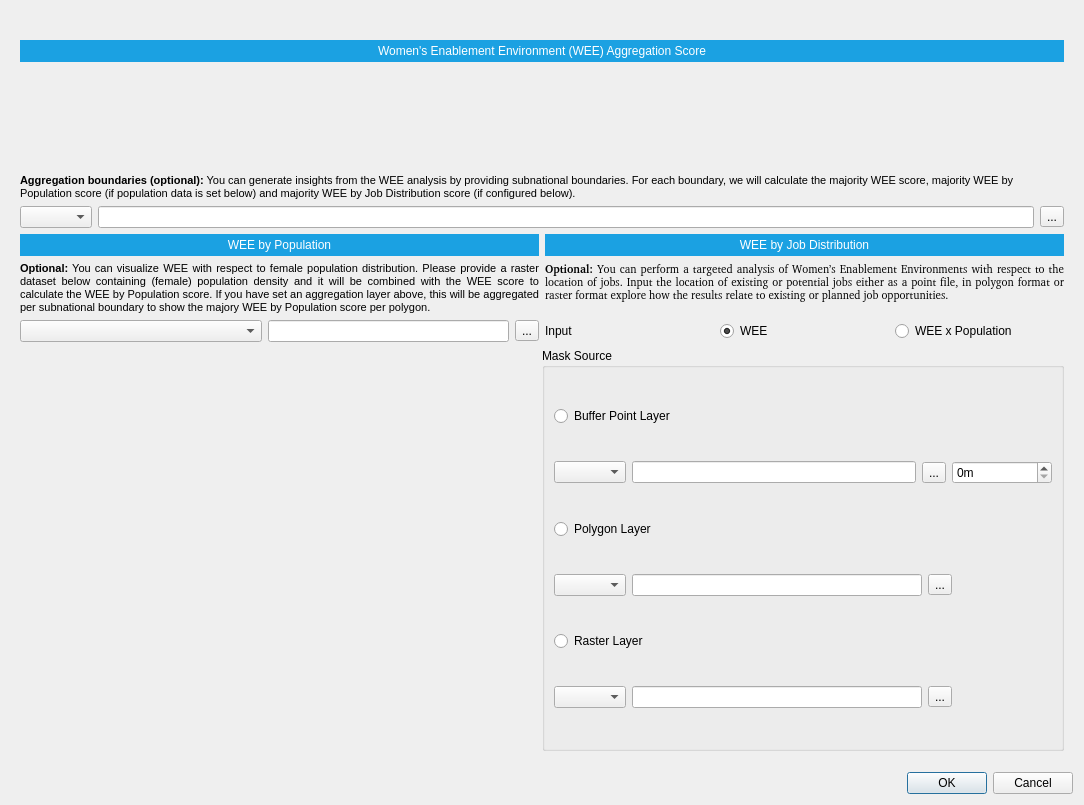
Old version of the form geest/ui/analysis_dialog_base.ui in the repository worldbank/GEEST.
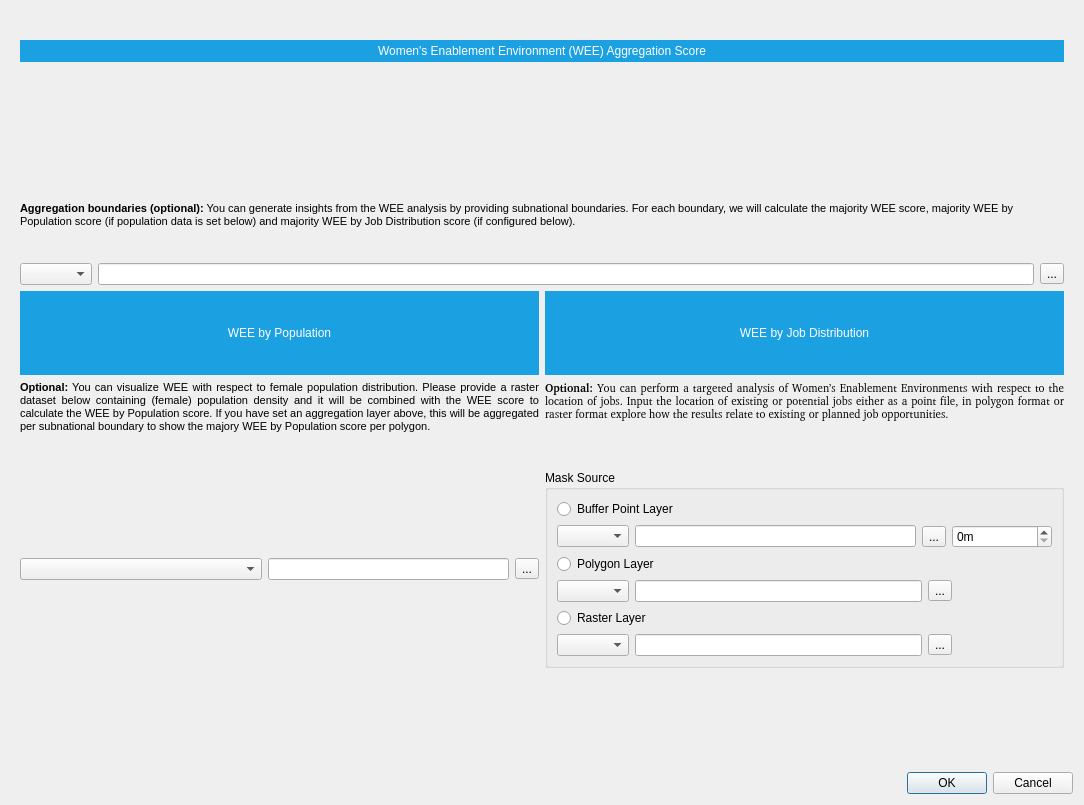
New version of the form. Icons and pictures are not drawn. Custom widgets are drawn as their Qt base class.

Commit message: WIP to resize elements based on panel width

The edit to the form file:
```diff
--- a/geest/ui/analysis_dialog_base.ui
+++ b/geest/ui/analysis_dialog_base.ui
@@ -40,12 +40,12 @@
        <rect>
         <x>0</x>
         <y>0</y>
-        <width>1072</width>
-        <height>671</height>
+        <width>1066</width>
+        <height>673</height>
        </rect>
       </property>
       <layout class="QGridLayout" name="gridLayout">
-       <item row="0" column="0">
+       <item row="0" column="0" colspan="2">
         <layout class="QGridLayout" name="wee_layout">
          <item row="0" column="0">
           <widget class="QLabel" name="wee_title">
@@ -98,7 +98,7 @@
          </item>
         </layout>
        </item>
-       <item row="1" column="0">
+       <item row="1" column="0" colspan="2">
         <widget class="QLabel" name="aggregation_description">
          <property name="text">
           <string>&lt;html&gt;&lt;head/&gt;&lt;body&gt;&lt;p&gt;&lt;span style=&quot; font-size:8pt; font-weight:600;&quot;&gt;Aggregation boundaries (optional):&lt;/span&gt;&lt;span style=&quot; font-size:8pt;&quot;&gt; You can generate insights from the WEE analysis by providing subnational boundaries. For each boundary, we will calculate the majority WEE score, majority WEE by Population score (if population data is set below) and majority WEE by Job Distribution score (if configured below).&lt;/span&gt;&lt;/p&gt;&lt;/body&gt;&lt;/html&gt;</string>
@@ -108,7 +108,7 @@
          </property>
         </widget>
        </item>
-       <item row="2" column="0">
+       <item row="2" column="0" colspan="2">
         <layout class="QHBoxLayout" name="horizontalLayout">
          <item>
           <widget class="QgsMapLayerComboBox" name="aggregation_combo"/>
@@ -125,7 +125,7 @@
          </item>
         </layout>
        </item>
-       <item row="3" column="0">
+       <item row="3" column="0" colspan="2">
         <layout class="QHBoxLayout" name="horizontalLayout_5">
          <item>
           <widget class="QLabel" name="wee_x_population_title">
@@ -183,7 +183,7 @@
          </item>
         </layout>
        </item>
-       <item row="4" column="0">
+       <item row="4" column="0" colspan="2">
         <layout class="QHBoxLayout" name="horizontalLayout_6">
          <item>
           <widget class="QLabel" name="wee_x_population_description">
@@ -223,9 +223,7 @@
         </layout>
        </item>
        <item row="5" column="0">
-        <layout class="QHBoxLayout" name="horizontalLayout_7" stretch="1,1">
-         <item>
-          <layout class="QHBoxLayout" name="population_layout">
+        <layout class="QHBoxLayout" name="horizontalLayout_2">
            <item>
             <widget class="QgsMapLayerComboBox" name="population_combo">
              <property name="sizePolicy">
@@ -248,52 +246,7 @@
            </item>
           </layout>
          </item>
-         <item>
-          <layout class="QHBoxLayout" name="input_layout">
-           <item>
-            <widget class="QLabel" name="input_label">
-             <property name="text">
-              <string>Input</string>
-             </property>
-            </widget>
-           </item>
-           <item>
-            <widget class="QRadioButton" name="wee_radio">
-             <property name="text">
-              <string>WEE</string>
-             </property>
-             <property name="checked">
-              <bool>true</bool>
-             </property>
-            </widget>
-           </item>
-           <item>
-            <widget class="QRadioButton" name="wee_x_population_radio">
-             <property name="text">
-              <string>WEE x Population</string>
-             </property>
-            </widget>
-           </item>
-          </layout>
-         </item>
-        </layout>
-       </item>
-       <item row="6" column="0">
-        <layout class="QHBoxLayout" name="mask_layout" stretch="1,1">
-         <item>
-          <spacer name="verticalSpacer">
-           <property name="orientation">
-            <enum>Qt::Vertical</enum>
-           </property>
-           <property name="sizeHint" stdset="0">
-            <size>
-             <width>20</width>
-             <height>40</height>
-            </size>
-           </property>
-          </spacer>
-         </item>
-         <item>
+       <item row="5" column="1">
           <widget class="QGroupBox" name="mask_source_group">
            <property name="title">
             <string>Mask Source</string>
@@ -437,9 +390,7 @@
            </layout>
           </widget>
          </item>
-        </layout>
-       </item>
-       <item row="7" column="0">
+       <item row="6" column="0" colspan="2">
         <widget class="QWidget" name="help_widget" native="true">
          <property name="sizePolicy">
           <sizepolicy hsizetype="Preferred" vsizetype="Minimum">
```
Lines whose indentation alone changed are shown as unchanged. The commit also changes 7 other files.
